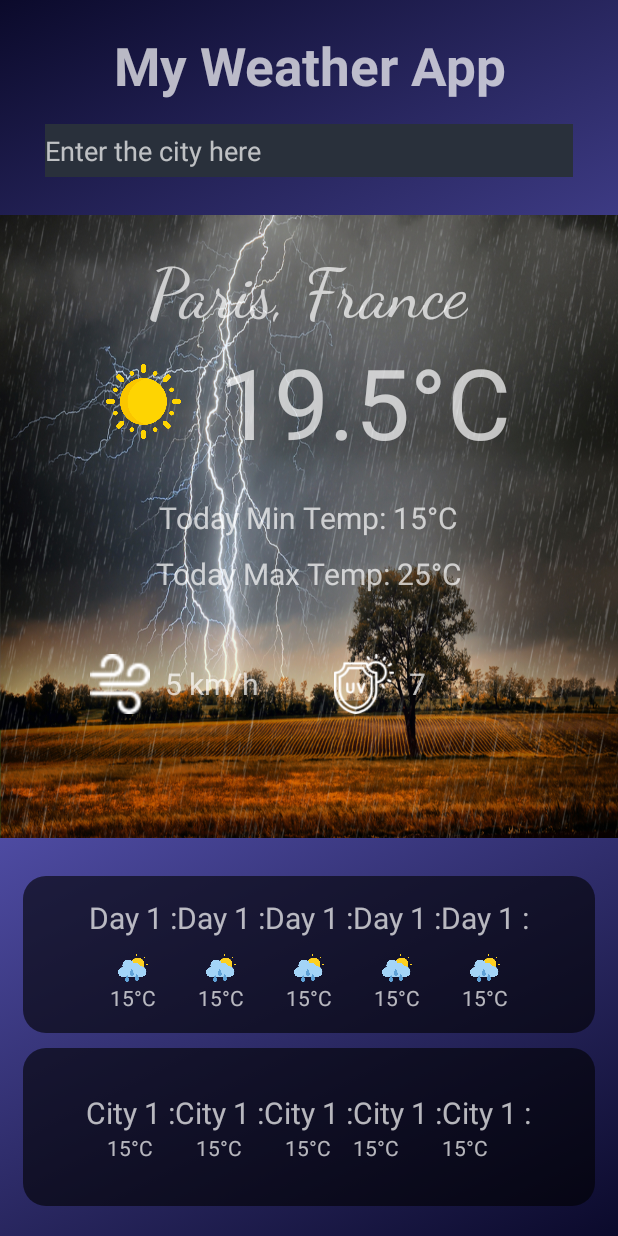
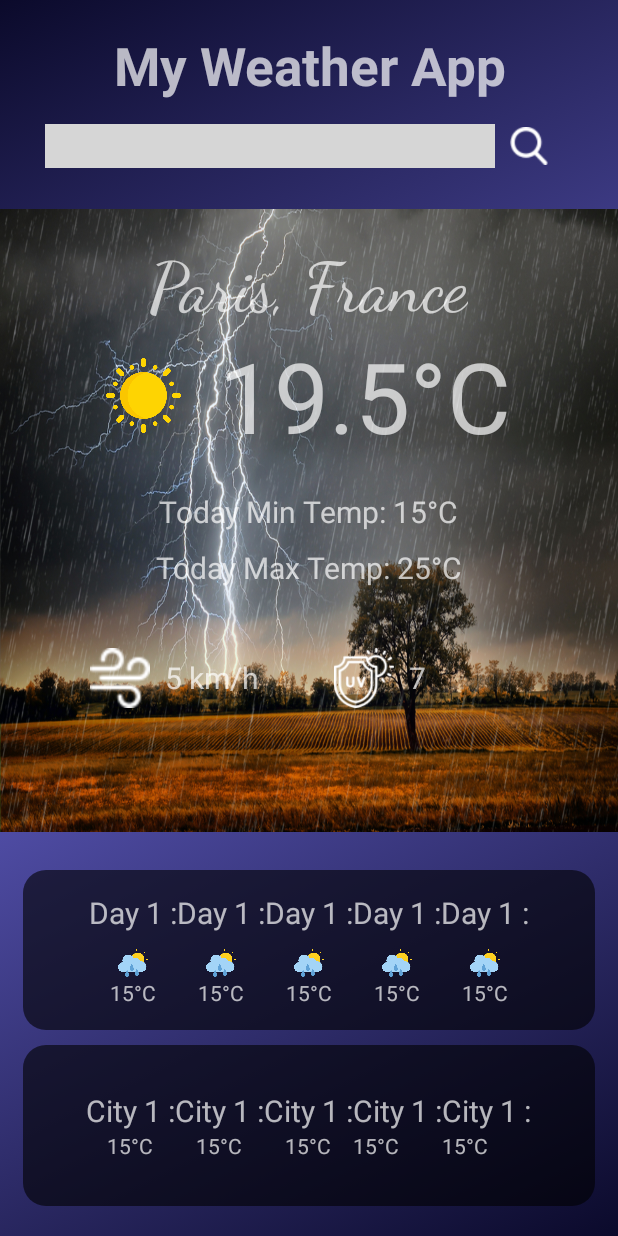
Before and after one commit to Anosy00/WeatherAppDevezeTheodore, an Android app built with Jetpack Compose: the screen it shows after launch (MainActivity), on a phone screen of 412 x 824 dp. Run offline under Robolectric (Android 15) with nearby library versions, the phone set to English and light mode, and no system bars; network calls fail; 1 statement that could not run was skipped; grey boxes are pictures that could not be loaded.

Commit message:
Add logo search

```diff
--- a/WeatherApp2/androidApp/build.gradle.kts
+++ b/WeatherApp2/androidApp/build.gradle.kts
@@ -45,6 +45,7 @@ dependencies {
     implementation(libs.compose.material3)
     implementation(libs.androidx.activity.compose)
     implementation(libs.play.services.location)
+    implementation(libs.places)
     debugImplementation(libs.compose.ui.tooling)
     implementation(libs.ktor.client.okhttp)
 }
--- a/WeatherApp2/androidApp/src/main/java/com/example/weatherapp/android/MainActivity.kt
+++ b/WeatherApp2/androidApp/src/main/java/com/example/weatherapp/android/MainActivity.kt
@@ -26,7 +26,6 @@ class MainActivity : ComponentActivity() {
     override fun onCreate(savedInstanceState: Bundle?) {
         super.onCreate(savedInstanceState)
         setContentView(R.layout.main_page_layout)
-
         val test : TextView = findViewById(R.id.test)
         val api = WeatherAPI()
         CoroutineScope(Dispatchers.Main).launch {
--- a/WeatherApp2/androidApp/src/main/res/layout/main_page_layout.xml
+++ b/WeatherApp2/androidApp/src/main/res/layout/main_page_layout.xml
@@ -15,16 +15,32 @@
         android:textStyle="bold"
         android:layout_marginTop="20dp"/>
 
-    <EditText
+
+    <LinearLayout
         android:layout_width="match_parent"
-        android:layout_height="35dp"
-        android:hint="Enter the city here"
-        android:background="@color/editTextColor"
-        android:layout_marginRight="30dp"
-        android:layout_marginLeft="30dp"
-        android:layout_marginTop="15dp"
-        android:layout_marginBottom="25dp"
-        />
+        android:layout_height="60dp"
+        android:orientation="horizontal"
+        android:layout_marginBottom="12dp">
+        <EditText
+            android:layout_width="300dp"
+            android:layout_height="match_parent"
+            android:id="@+id/searchView"
+            android:layout_marginEnd="10dp"
+            android:layout_marginStart="30dp"
+            android:layout_marginTop="15dp"
+            android:layout_marginBottom="15dp"
+            android:background="@color/quantum_black_hint_text" />
+
+        <ImageView
+            android:layout_width="25dp"
+            android:layout_height="25dp"
+            android:contentDescription="TODO"
+            android:src="@drawable/search"
+            android:layout_gravity="center"/>
+
+    </LinearLayout>
+
+
 
     <LinearLayout
         android:id="@+id/backgroundImage"
--- a/WeatherApp2/gradle/libs.versions.toml
+++ b/WeatherApp2/gradle/libs.versions.toml
@@ -7,6 +7,7 @@ compose-material3 = "1.1.2"
 androidx-activityCompose = "1.8.0"
 ktor = "2.3.9"
 playServicesLocation = "21.2.0"
+places = "3.4.0"
 
 [libraries]
 kotlin-test = { module = "org.jetbrains.kotlin:kotlin-test", version.ref = "kotlin" }
@@ -20,6 +21,7 @@ ktor-client-core = { module = "io.ktor:ktor-client-core", version.ref = "ktor" }
 ktor-client-okhttp = { module = "io.ktor:ktor-client-okhttp", version.ref = "ktor" }
 ktor-client-darwin = { module = "io.ktor:ktor-client-darwin", version.ref = "ktor" }
 play-services-location = { group = "com.google.android.gms", name = "play-services-location", version.ref = "playServicesLocation" }
+places = { group = "com.google.android.libraries.places", name = "places", version.ref = "places" }
 
 [plugins]
 androidApplication = { id = "com.android.application", version.ref = "agp" }
```
Also changed, not shown: WeatherApp2/androidApp/src/main/res/drawable/search.png (added).
